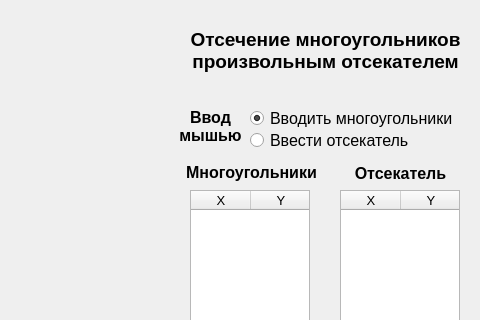
The window that antsor/lab_09/window.ui (SGCube/IU7-Computer-Graphics) describes before a commit, drawn with Qt 5; both pictures show x 480 to 960 and y 0 to 320 of the 960 by 720 pixel window.
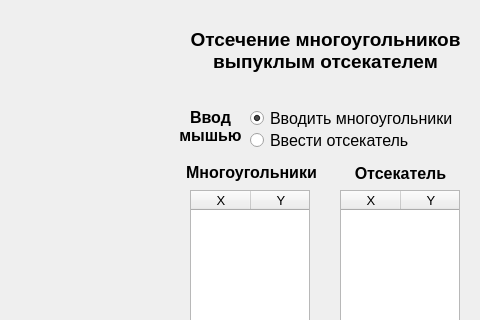
The same window after the commit. Custom widgets are drawn as their Qt base class.

```diff
--- a/antsor/lab_09/window.ui
+++ b/antsor/lab_09/window.ui
@@ -38,7 +38,7 @@
     </property>
     <property name="text">
      <string>Отсечение многоугольников
-произвольным отсекателем</string>
+выпуклым отсекателем</string>
     </property>
     <property name="alignment">
      <set>Qt::AlignCenter</set>
```
Left out of the diff: 2 changed lines with no effect on the pictures.
